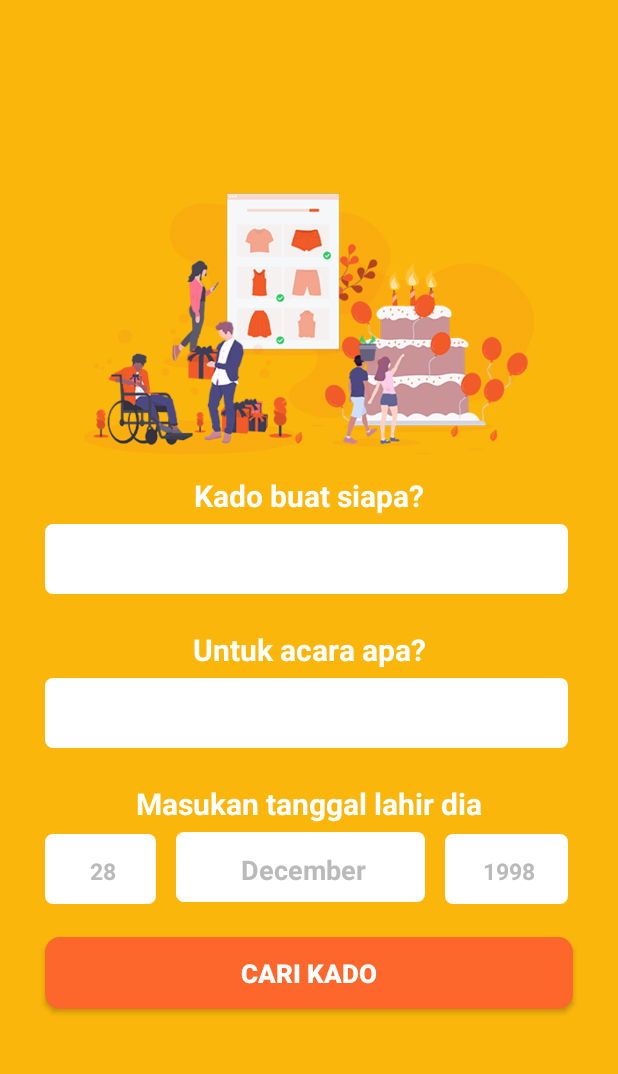
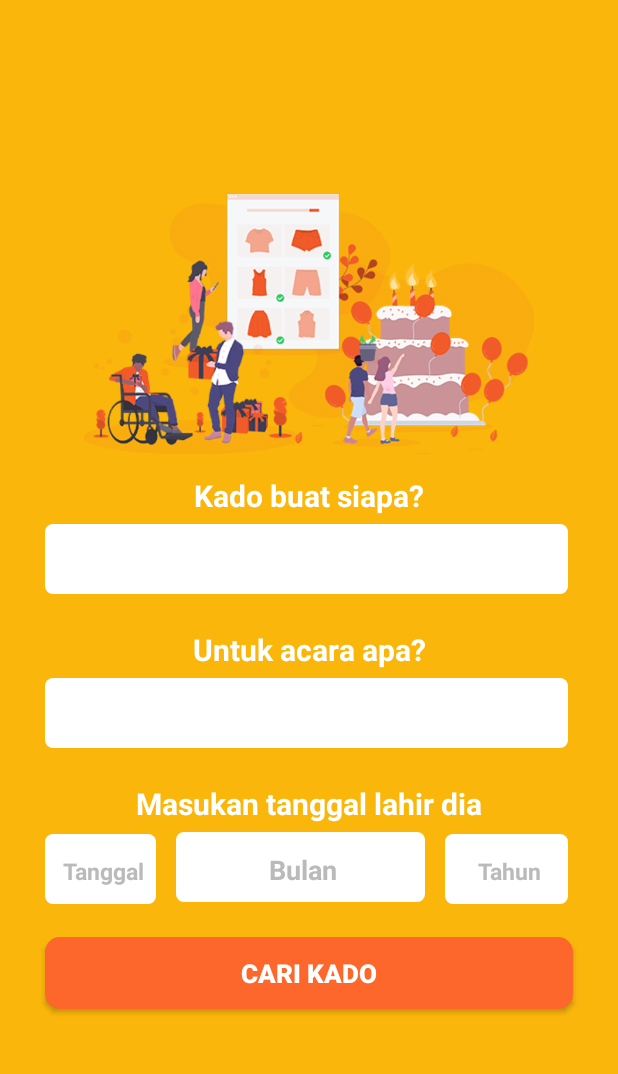
Before and after one commit to Supriyanto6543/gify, an Android app: the HomeFragment screen opened directly, with no data from a screen before it, on a phone screen of 412 x 824 dp, the part 68-1142 px from its top. Run offline under Robolectric (Android 15) with nearby library versions, the phone set to English and light mode, and no system bars; our stand-ins replace CircleImageView, Firebase (no records; nobody signed in at launch, a user with empty details on screens opened directly), Volley, navigation-ui; network calls fail.

```diff
--- a/app/src/main/res/layout/fragment_home.xml
+++ b/app/src/main/res/layout/fragment_home.xml
@@ -142,7 +142,7 @@
                 android:layout_weight="23"
                 android:background="@drawable/login_email_password"
                 android:gravity="center"
-                android:hint="28"
+                android:hint="Tanggal"
                 android:textColorHint="#DAAEAEAE"
                 android:textSize="15dp"
                 android:textStyle="bold"
@@ -162,7 +162,7 @@
                 android:layout_weight="50"
                 android:background="@drawable/login_email_password"
                 android:gravity="center"
-                android:hint="December"
+                android:hint="Bulan"
                 android:textColorHint="#DAAEAEAE"
                 android:textSize="18dp"
                 android:textStyle="bold"
@@ -185,7 +185,7 @@
                 android:background="@drawable/login_email_password"
                 android:gravity="center"
                 android:textColor="#000"
-                android:hint="1998"
+                android:hint="Tahun"
                 android:padding="6dp"
                 android:textColorHint="#DAAEAEAE"
                 android:textSize="15dp"
```
